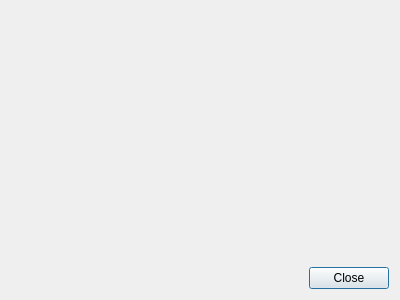
Qt form src/EditProfileDialog.ui (soramimi/Guitar) before a commit.
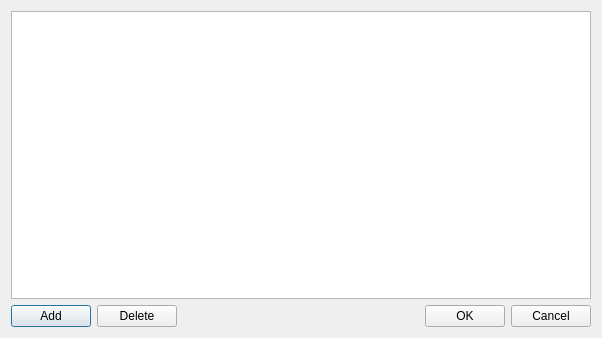
The same form after that commit.

The edit to the form file:
```diff
--- a/src/EditProfileDialog.ui
+++ b/src/EditProfileDialog.ui
@@ -6,8 +6,8 @@
    <rect>
     <x>0</x>
     <y>0</y>
-    <width>400</width>
-    <height>300</height>
+    <width>602</width>
+    <height>338</height>
    </rect>
   </property>
   <property name="windowTitle">
@@ -15,20 +15,24 @@
   </property>
   <layout class="QVBoxLayout" name="verticalLayout">
    <item>
-    <spacer name="verticalSpacer">
-     <property name="orientation">
-      <enum>Qt::Vertical</enum>
-     </property>
-     <property name="sizeHint" stdset="0">
-      <size>
-       <width>20</width>
-       <height>248</height>
-      </size>
-     </property>
-    </spacer>
+    <widget class="QTableWidget" name="tableWidget"/>
    </item>
    <item>
     <layout class="QHBoxLayout" name="horizontalLayout">
+     <item>
+      <widget class="QPushButton" name="pushButton_add">
+       <property name="text">
+        <string>Add</string>
+       </property>
+      </widget>
+     </item>
+     <item>
+      <widget class="QPushButton" name="pushButton_delete">
+       <property name="text">
+        <string>Delete</string>
+       </property>
+      </widget>
+     </item>
      <item>
       <spacer name="horizontalSpacer">
        <property name="orientation">
@@ -42,10 +46,17 @@
        </property>
       </spacer>
      </item>
+     <item>
+      <widget class="QPushButton" name="pushButton_2">
+       <property name="text">
+        <string>OK</string>
+       </property>
+      </widget>
+     </item>
      <item>
       <widget class="QPushButton" name="pushButton">
        <property name="text">
-        <string>Close</string>
+        <string>Cancel</string>
        </property>
       </widget>
      </item>
```
Left out of the diff: 24 changed lines with no effect on the pictures.
